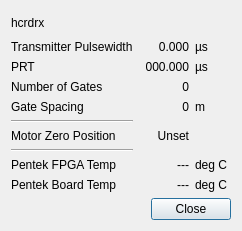
Above: src/hcrgui/HcrdrxDetails.ui from NCAR/HCR_instrument before the change. Below: the same form after it.
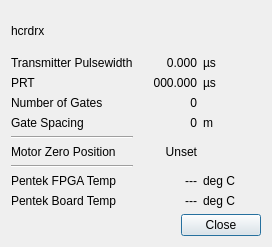
That is the form after the change. Icons and pictures are not drawn.

Diff of the .ui file:
```diff
--- a/src/hcrgui/HcrdrxDetails.ui
+++ b/src/hcrgui/HcrdrxDetails.ui
@@ -6,8 +6,8 @@
    <rect>
     <x>0</x>
     <y>0</y>
-    <width>242</width>
-    <height>231</height>
+    <width>272</width>
+    <height>247</height>
    </rect>
   </property>
   <property name="windowTitle">
```
Left out of the diff: 3 changed lines with no effect on the pictures.
